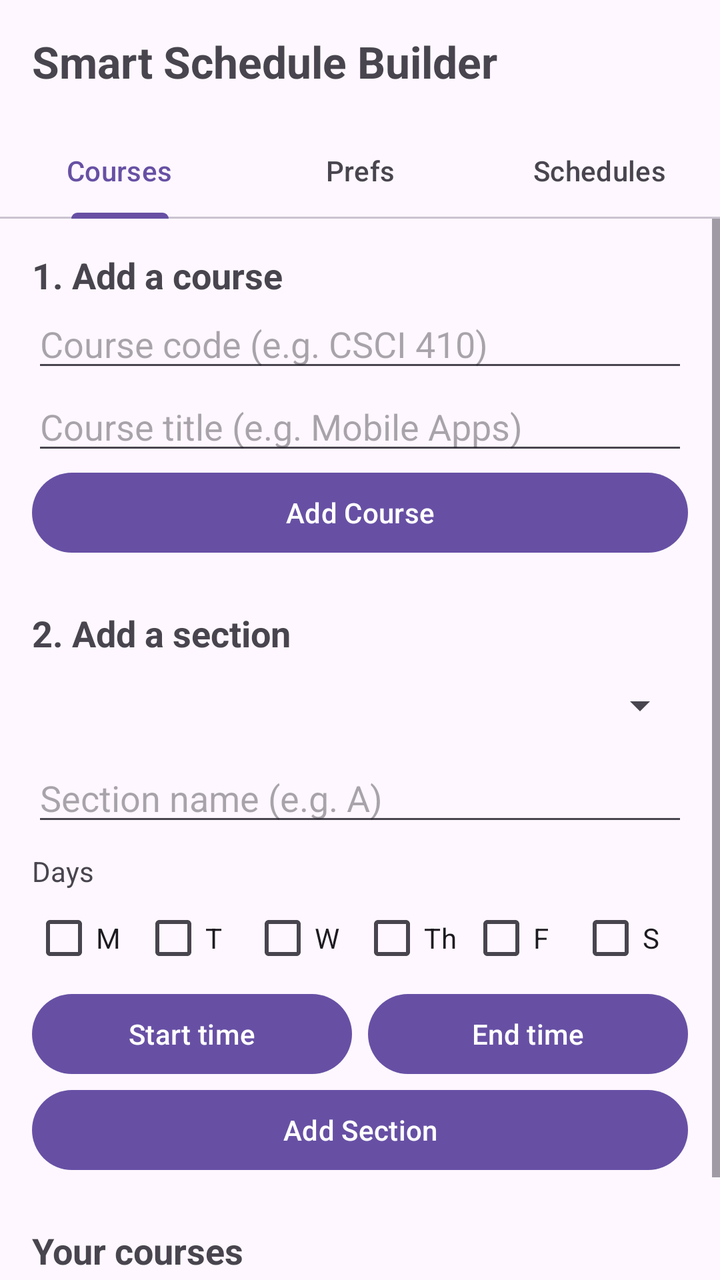
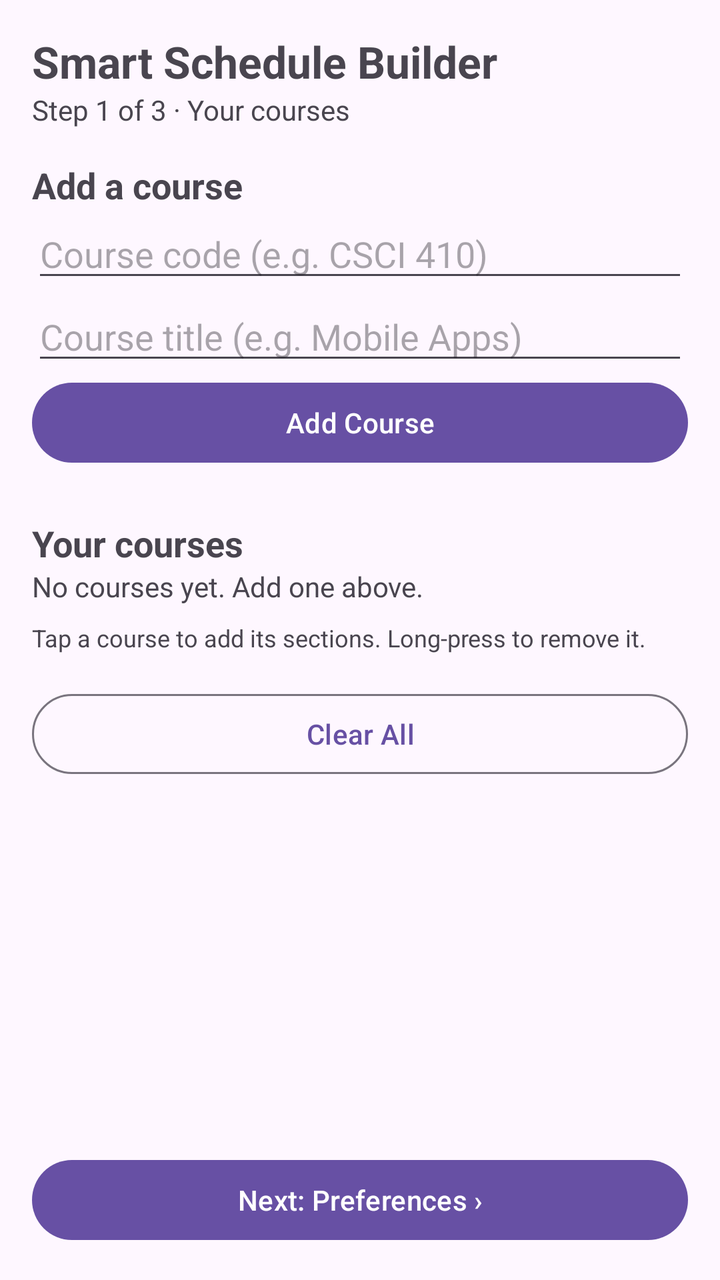

An Android layout rendered at two revisions. The XML below is the earlier revision; the diff shows what the commit changed to produce the second picture.
<!-- AndroidManifest.xml: application theme Theme.SmartScheduleBuilder -->
<!-- res/layout/activity_main.xml -->
<?xml version="1.0" encoding="utf-8"?>
<LinearLayout xmlns:android="http://schemas.android.com/apk/res/android"
    xmlns:app="http://schemas.android.com/apk/res-auto"
    android:id="@+id/main"
    android:layout_width="match_parent"
    android:layout_height="match_parent"
    android:orientation="vertical">

    
    <TextView
        android:layout_width="match_parent"
        android:layout_height="wrap_content"
        android:padding="16dp"
        android:text="Smart Schedule Builder"
        android:textSize="22sp"
        android:textStyle="bold" />

    
    <com.google.android.material.tabs.TabLayout
        android:id="@+id/tabLayout"
        android:layout_width="match_parent"
        android:layout_height="wrap_content"
        app:tabGravity="fill"
        app:tabMode="fixed">

        <com.google.android.material.tabs.TabItem
            android:layout_width="wrap_content"
            android:layout_height="wrap_content"
            android:text="Courses" />

        <com.google.android.material.tabs.TabItem
            android:layout_width="wrap_content"
            android:layout_height="wrap_content"
            android:text="Prefs" />

        <com.google.android.material.tabs.TabItem
            android:layout_width="wrap_content"
            android:layout_height="wrap_content"
            android:text="Schedules" />
    </com.google.android.material.tabs.TabLayout>

    
    <FrameLayout
        android:layout_width="match_parent"
        android:layout_height="0dp"
        android:layout_weight="1">

        
        <ScrollView
            android:id="@+id/pageCourses"
            android:layout_width="match_parent"
            android:layout_height="match_parent"
            android:visibility="visible">

            <LinearLayout
                android:layout_width="match_parent"
                android:layout_height="wrap_content"
                android:orientation="vertical"
                android:padding="16dp">

                
                <TextView
                    android:layout_width="wrap_content"
                    android:layout_height="wrap_content"
                    android:text="1. Add a course"
                    android:textSize="18sp"
                    android:textStyle="bold" />

                <EditText
                    android:id="@+id/inputCourseCode"
                    android:layout_width="match_parent"
                    android:layout_height="wrap_content"
                    android:hint="Course code (e.g. CSCI 410)"
                    android:inputType="textCapCharacters" />

                <EditText
                    android:id="@+id/inputCourseTitle"
                    android:layout_width="match_parent"
                    android:layout_height="wrap_content"
                    android:hint="Course title (e.g. Mobile Apps)"
                    android:inputType="textCapWords" />

                <Button
                    android:id="@+id/btnAddCourse"
                    android:layout_width="match_parent"
                    android:layout_height="wrap_content"
                    android:text="Add Course" />

                
                <TextView
                    android:layout_width="wrap_content"
                    android:layout_height="wrap_content"
                    android:layout_marginTop="24dp"
                    android:text="2. Add a section"
                    android:textSize="18sp"
                    android:textStyle="bold" />

                <Spinner
                    android:id="@+id/spinnerCourse"
                    android:layout_width="match_parent"
                    android:layout_height="48dp" />

                <EditText
                    android:id="@+id/inputSectionName"
                    android:layout_width="match_parent"
                    android:layout_height="wrap_content"
                    android:hint="Section name (e.g. A)"
                    android:inputType="textCapCharacters" />

                <TextView
                    android:layout_width="wrap_content"
                    android:layout_height="wrap_content"
                    android:layout_marginTop="8dp"
                    android:text="Days" />

                <LinearLayout
                    android:layout_width="match_parent"
                    android:layout_height="wrap_content"
                    android:orientation="horizontal">

                    <CheckBox android:id="@+id/checkMon" android:layout_width="0dp" android:layout_height="wrap_content" android:layout_weight="1" android:text="M" />
                    <CheckBox android:id="@+id/checkTue" android:layout_width="0dp" android:layout_height="wrap_content" android:layout_weight="1" android:text="T" />
                    <CheckBox android:id="@+id/checkWed" android:layout_width="0dp" android:layout_height="wrap_content" android:layout_weight="1" android:text="W" />
                    <CheckBox android:id="@+id/checkThu" android:layout_width="0dp" android:layout_height="wrap_content" android:layout_weight="1" android:text="Th" />
                    <CheckBox android:id="@+id/checkFri" android:layout_width="0dp" android:layout_height="wrap_content" android:layout_weight="1" android:text="F" />
                    <CheckBox android:id="@+id/checkSat" android:layout_width="0dp" android:layout_height="wrap_content" android:layout_weight="1" android:text="S" />
                </LinearLayout>

                <LinearLayout
                    android:layout_width="match_parent"
                    android:layout_height="wrap_content"
                    android:orientation="horizontal">

                    <Button
                        android:id="@+id/btnStartTime"
                        android:layout_width="0dp"
                        android:layout_height="wrap_content"
                        android:layout_marginEnd="8dp"
                        android:layout_weight="1"
                        android:text="Start time" />

                    <Button
                        android:id="@+id/btnEndTime"
                        android:layout_width="0dp"
                        android:layout_height="wrap_content"
                        android:layout_weight="1"
                        android:text="End time" />
                </LinearLayout>

                <Button
                    android:id="@+id/btnAddSection"
                    android:layout_width="match_parent"
                    android:layout_height="wrap_content"
                    android:text="Add Section" />

                
                <TextView
                    android:layout_width="wrap_content"
                    android:layout_height="wrap_content"
                    android:layout_marginTop="24dp"
                    android:text="Your courses"
                    android:textSize="18sp"
                    android:textStyle="bold" />

                <TextView
                    android:id="@+id/textEmptyCourses"
                    android:layout_width="wrap_content"
                    android:layout_height="wrap_content"
                    android:text="No courses yet. Add one above." />

                <LinearLayout
                    android:id="@+id/courseListContainer"
                    android:layout_width="match_parent"
                    android:layout_height="wrap_content"
                    android:orientation="vertical" />

                <TextView
                    android:layout_width="wrap_content"
                    android:layout_height="wrap_content"
                    android:layout_marginTop="8dp"
                    android:text="Tip: long-press a course to remove it."
                    android:textSize="12sp" />
            </LinearLayout>
        </ScrollView>

        
        <LinearLayout
            android:id="@+id/pagePrefs"
            android:layout_width="match_parent"
            android:layout_height="match_parent"
            android:orientation="vertical"
            android:padding="16dp"
            android:visibility="gone">

            <TextView
                android:layout_width="wrap_content"
                android:layout_height="wrap_content"
                android:text="Preferences page" />
        </LinearLayout>

        
        <LinearLayout
            android:id="@+id/pageSchedules"
            android:layout_width="match_parent"
            android:layout_height="match_parent"
            android:orientation="vertical"
            android:padding="16dp"
            android:visibility="gone">

            <TextView
                android:layout_width="wrap_content"
                android:layout_height="wrap_content"
                android:text="Schedules page" />
        </LinearLayout>
    </FrameLayout>
</LinearLayout>
<!-- resources referenced by this layout -->
<resources>
  <style name="Theme.SmartScheduleBuilder" parent="Base.Theme.SmartScheduleBuilder" />
  <style name="Base.Theme.SmartScheduleBuilder" parent="Theme.Material3.DayNight.NoActionBar">
          
          
      </style>
</resources>

<!-- the commit's change to res/layout/activity_main.xml (unified diff, before → after) -->
@@ -1,216 +1,104 @@
 <?xml version="1.0" encoding="utf-8"?>
 <LinearLayout xmlns:android="http://schemas.android.com/apk/res/android"
-    xmlns:app="http://schemas.android.com/apk/res-auto"
     android:id="@+id/main"
     android:layout_width="match_parent"
     android:layout_height="match_parent"
     android:orientation="vertical">
 
-    
     <TextView
         android:layout_width="match_parent"
         android:layout_height="wrap_content"
-        android:padding="16dp"
+        android:paddingHorizontal="16dp"
+        android:paddingTop="16dp"
         android:text="Smart Schedule Builder"
         android:textSize="22sp"
         android:textStyle="bold" />
 
-    
-    <com.google.android.material.tabs.TabLayout
-        android:id="@+id/tabLayout"
+    <TextView
         android:layout_width="match_parent"
         android:layout_height="wrap_content"
-        app:tabGravity="fill"
-        app:tabMode="fixed">
+        android:paddingHorizontal="16dp"
+        android:text="Step 1 of 3 · Your courses" />
 
-        <com.google.android.material.tabs.TabItem
-            android:layout_width="wrap_content"
-            android:layout_height="wrap_content"
-            android:text="Courses" />
-
-        <com.google.android.material.tabs.TabItem
-            android:layout_width="wrap_content"
-            android:layout_height="wrap_content"
-            android:text="Prefs" />
-
-        <com.google.android.material.tabs.TabItem
-            android:layout_width="wrap_content"
-            android:layout_height="wrap_content"
-            android:text="Schedules" />
-    </com.google.android.material.tabs.TabLayout>
-
-    
-    <FrameLayout
+    <ScrollView
         android:layout_width="match_parent"
         android:layout_height="0dp"
         android:layout_weight="1">
 
-        
-        <ScrollView
-            android:id="@+id/pageCourses"
+        <LinearLayout
             android:layout_width="match_parent"
-            android:layout_height="match_parent"
-            android:visibility="visible">
-
-            <LinearLayout
-                android:layout_width="match_parent"
-                android:layout_height="wrap_content"
-                android:orientation="vertical"
-                android:padding="16dp">
-
-                
-                <TextView
-                    android:layout_width="wrap_content"
-                    android:layout_height="wrap_content"
-                    android:text="1. Add a course"
-                    android:textSize="18sp"
-                    android:textStyle="bold" />
-
-                <EditText
-                    android:id="@+id/inputCourseCode"
-                    android:layout_width="match_parent"
-                    android:layout_height="wrap_content"
-                    android:hint="Course code (e.g. CSCI 410)"
-                    android:inputType="textCapCharacters" />
-
-                <EditText
-                    android:id="@+id/inputCourseTitle"
-                    android:layout_width="match_parent"
-                    android:layout_height="wrap_content"
-                    android:hint="Course title (e.g. Mobile Apps)"
-                    android:inputType="textCapWords" />
-
-                <Button
-                    android:id="@+id/btnAddCourse"
-                    android:layout_width="match_parent"
-                    android:layout_height="wrap_content"
-                    android:text="Add Course" />
-
-                
-                <TextView
-                    android:layout_width="wrap_content"
-                    android:layout_height="wrap_content"
-                    android:layout_marginTop="24dp"
-                    android:text="2. Add a section"
-                    android:textSize="18sp"
-                    android:textStyle="bold" />
-
-                <Spinner
-                    android:id="@+id/spinnerCourse"
-                    android:layout_width="match_parent"
-                    android:layout_height="48dp" />
-
-                <EditText
-                    android:id="@+id/inputSectionName"
-                    android:layout_width="match_parent"
-                    android:layout_height="wrap_content"
-                    android:hint="Section name (e.g. A)"
-                    android:inputType="textCapCharacters" />
-
-                <TextView
-                    android:layout_width="wrap_content"
-                    android:layout_height="wrap_content"
-                    android:layout_marginTop="8dp"
-                    android:text="Days" />
-
-                <LinearLayout
-                    android:layout_width="match_parent"
-                    android:layout_height="wrap_content"
-                    android:orientation="horizontal">
-
-                    <CheckBox android:id="@+id/checkMon" android:layout_width="0dp" android:layout_height="wrap_content" android:layout_weight="1" android:text="M" />
-                    <CheckBox android:id="@+id/checkTue" android:layout_width="0dp" android:layout_height="wrap_content" android:layout_weight="1" android:text="T" />
-                    <CheckBox android:id="@+id/checkWed" android:layout_width="0dp" android:layout_height="wrap_content" android:layout_weight="1" android:text="W" />
-                    <CheckBox android:id="@+id/checkThu" android:layout_width="0dp" android:layout_height="wrap_content" android:layout_weight="1" android:text="Th" />
-                    <CheckBox android:id="@+id/checkFri" android:layout_width="0dp" android:layout_height="wrap_content" android:layout_weight="1" android:text="F" />
-                    <CheckBox android:id="@+id/checkSat" android:layout_width="0dp" android:layout_height="wrap_content" android:layout_weight="1" android:text="S" />
-                </LinearLayout>
-
-                <LinearLayout
-                    android:layout_width="match_parent"
-                    android:layout_height="wrap_content"
-                    android:orientation="horizontal">
-
-                    <Button
-                        android:id="@+id/btnStartTime"
-                        android:layout_width="0dp"
-                        android:layout_height="wrap_content"
-                        android:layout_marginEnd="8dp"
-                        android:layout_weight="1"
-                        android:text="Start time" />
-
-                    <Button
-                        android:id="@+id/btnEndTime"
-                        android:layout_width="0dp"
-                        android:layout_height="wrap_content"
-                        android:layout_weight="1"
-                        android:text="End time" />
-                </LinearLayout>
-
-                <Button
-                    android:id="@+id/btnAddSection"
-                    android:layout_width="match_parent"
-                    android:layout_height="wrap_content"
-                    android:text="Add Section" />
-
-                
-                <TextView
-                    android:layout_width="wrap_content"
-                    android:layout_height="wrap_content"
-                    android:layout_marginTop="24dp"
-                    android:text="Your courses"
-                    android:textSize="18sp"
-                    android:textStyle="bold" />
-
-                <TextView
-                    android:id="@+id/textEmptyCourses"
-                    android:layout_width="wrap_content"
-                    android:layout_height="wrap_content"
-                    android:text="No courses yet. Add one above." />
-
-                <LinearLayout
-                    android:id="@+id/courseListContainer"
-                    android:layout_width="match_parent"
-                    android:layout_height="wrap_content"
-                    android:orientation="vertical" />
-
-                <TextView
-                    android:layout_width="wrap_content"
-                    android:layout_height="wrap_content"
-                    android:layout_marginTop="8dp"
-                    android:text="Tip: long-press a course to remove it."
-                    android:textSize="12sp" />
-            </LinearLayout>
-        </ScrollView>
-
-        
-        <LinearLayout
-            android:id="@+id/pagePrefs"
-            android:layout_width="match_parent"
-            android:layout_height="match_parent"
+            android:layout_height="wrap_content"
             android:orientation="vertical"
-            android:padding="16dp"
-            android:visibility="gone">
+            android:padding="16dp">
 
             <TextView
                 android:layout_width="wrap_content"
                 android:layout_height="wrap_content"
-                android:text="Preferences page" />
-        </LinearLayout>
+                android:text="Add a course"
+                android:textSize="18sp"
+                android:textStyle="bold" />
 
-        
-        <LinearLayout
-            android:id="@+id/pageSchedules"
-            android:layout_width="match_parent"
-            android:layout_height="match_parent"
-            android:orientation="vertical"
-            android:padding="16dp"
-            android:visibility="gone">
+            <EditText
+                android:id="@+id/inputCourseCode"
+                android:layout_width="match_parent"
+                android:layout_height="wrap_content"
+                android:hint="Course code (e.g. CSCI 410)"
+                android:inputType="textCapCharacters" />
+
+            <EditText
+                android:id="@+id/inputCourseTitle"
+                android:layout_width="match_parent"
+                android:layout_height="wrap_content"
+                android:hint="Course title (e.g. Mobile Apps)"
+                android:inputType="textCapWords" />
+
+            <Button
+                android:id="@+id/btnAddCourse"
+                android:layout_width="match_parent"
+                android:layout_height="wrap_content"
+                android:text="Add Course" />
 
             <TextView
                 android:layout_width="wrap_content"
                 android:layout_height="wrap_content"
-                android:text="Schedules page" />
+                android:layout_marginTop="24dp"
+                android:text="Your courses"
+                android:textSize="18sp"
+                android:textStyle="bold" />
+
+            <TextView
+                android:id="@+id/textEmptyCourses"
+                android:layout_width="wrap_content"
+                android:layout_height="wrap_content"
+                android:text="No courses yet. Add one above." />
+
+            <LinearLayout
+                android:id="@+id/courseListContainer"
+                android:layout_width="match_parent"
+                android:layout_height="wrap_content"
+                android:orientation="vertical" />
+
+            <TextView
+                android:layout_width="wrap_content"
+                android:layout_height="wrap_content"
+                android:layout_marginTop="8dp"
+                android:text="Tap a course to add its sections. Long-press to remove it."
+                android:textSize="12sp" />
+
+            <Button
+                android:id="@+id/btnClearAll"
+                style="@style/Widget.Material3.Button.OutlinedButton"
+                android:layout_width="match_parent"
+                android:layout_height="wrap_content"
+                android:layout_marginTop="16dp"
+                android:text="Clear All" />
         </LinearLayout>
-    </FrameLayout>
+    </ScrollView>
+
+    <Button
+        android:id="@+id/btnGoPrefs"
+        android:layout_width="match_parent"
+        android:layout_height="wrap_content"
+        android:layout_margin="16dp"
+        android:text="Next: Preferences ›" />
 </LinearLayout>
